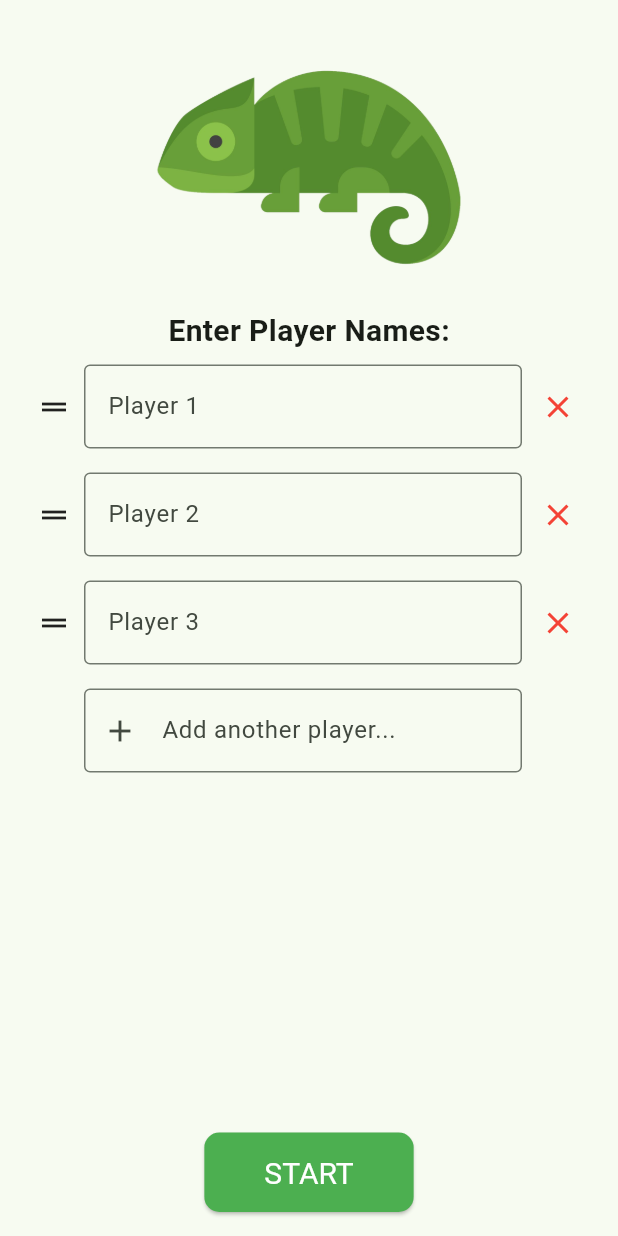
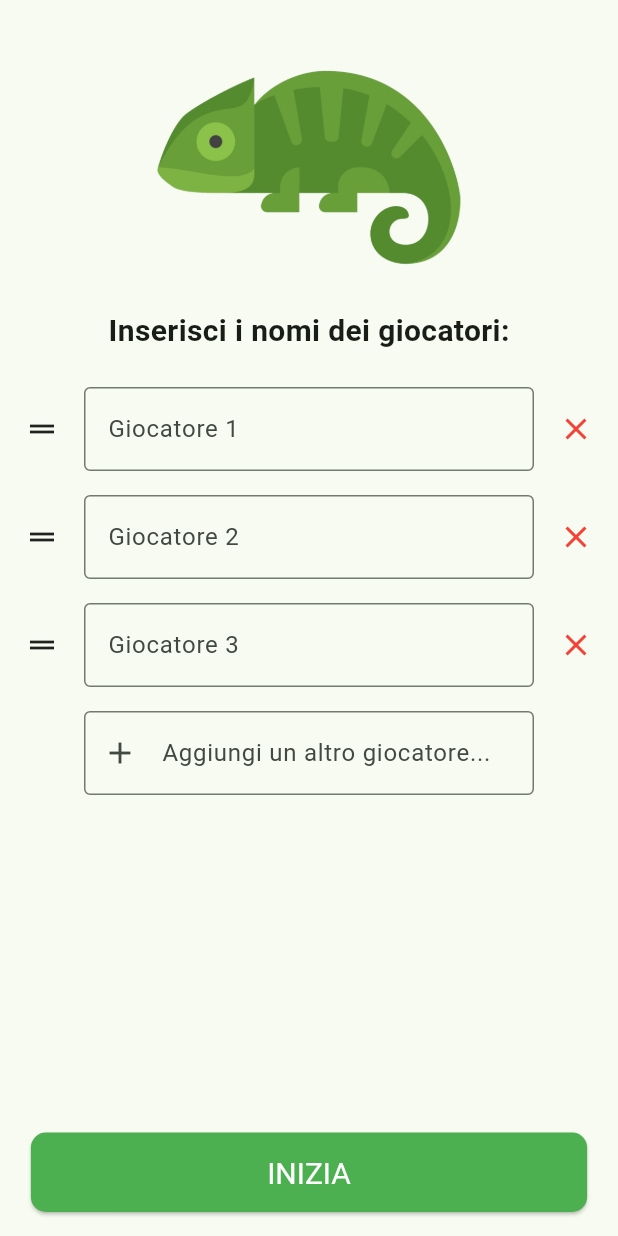
Before and after one commit to xFrah/Camaleonte, a Flutter app: the screen it shows after launch, on a phone screen of 412 x 824 dp. Run offline on Flutter 3.47's test engine with Material 3 defaults, Android fonts, the phone set to English and light mode, and no system bars.

Commit message:
Fixed bug

```diff
--- a/lib/main.dart
+++ b/lib/main.dart
@@ -101,12 +101,15 @@ class _GameSetupScreenState extends State<GameSetupScreen> {
     if (playerNames.length < 3) {
       ScaffoldMessenger.of(context).showSnackBar(
         const SnackBar(
-          content: Text('Need at least 3 players!'),
+          content: Text('Servono almeno 3 giocatori!'),
           backgroundColor: Colors.red,
         ),
       );
       return;
     }
+
+    // Unfocus any active text field to prevent keyboard from popping up when returning
+    FocusScope.of(context).unfocus();
 
     Navigator.of(context).push(
       MaterialPageRoute(
@@ -137,9 +140,9 @@ class _GameSetupScreenState extends State<GameSetupScreen> {
                       ),
                     ),
                     const Padding(
-                      padding: EdgeInsets.all(0.0),
+                      padding: EdgeInsets.only(bottom: 15.0),
                       child: Text(
-                        'Enter Player Names:',
+                          'Inserisci i nomi dei giocatori:',
                         style: TextStyle(fontSize: 20, fontWeight: FontWeight.bold),
                       ),
                     ),
@@ -159,18 +162,18 @@ class _GameSetupScreenState extends State<GameSetupScreen> {
                   });
                 },
                 footer: Padding(
-                  padding: const EdgeInsets.symmetric(horizontal: 16.0, vertical: 8.0),
+                  padding: const EdgeInsets.symmetric(vertical: 8.0),
                   child: Row(
                     children: [
                       // Invisible spacer to match the drag handle width + padding
-                      const SizedBox(width: 40),
+                      const SizedBox(width: 56),
                       Expanded(
                         child: TextField(
                           controller: _footerController,
                           focusNode: _footerFocusNode,
                           scrollPadding: EdgeInsets.only(bottom: MediaQuery.of(context).viewInsets.bottom + 40),
                           decoration: const InputDecoration(
-                            hintText: 'Add another player...',
+                            hintText: 'Aggiungi un altro giocatore...',
                             border: OutlineInputBorder(),
                             prefixIcon: Icon(Icons.add),
                           ),
@@ -183,21 +186,22 @@ class _GameSetupScreenState extends State<GameSetupScreen> {
                         ),
                       ),
                       // Invisible spacer to match the close button width + padding
-                      const SizedBox(width: 48),
+                      const SizedBox(width: 56),
                     ],
                   ),
                 ),
                 itemBuilder: (context, index) {
                   return Padding(
                     key: ObjectKey(_playerControllers[index]),
-                    padding: const EdgeInsets.symmetric(horizontal: 16.0, vertical: 8.0),
+                    padding: const EdgeInsets.symmetric(vertical: 8.0),
                     child: Row(
                       children: [
                         ReorderableDragStartListener(
                           index: index,
-                          child: const SizedBox(
-                            width: 40, // Fixed width for drag handle area
-                            child: Icon(Icons.drag_handle),
+                          child: Container(
+                            width: 56, // Fixed width for drag handle area
+                            alignment: Alignment.center,
+                            child: const Icon(Icons.drag_handle),
                           ),
                         ),
                         Expanded(
@@ -205,13 +209,14 @@ class _GameSetupScreenState extends State<GameSetupScreen> {
                             controller: _playerControllers[index],
                             scrollPadding: EdgeInsets.only(bottom: MediaQuery.of(context).viewInsets.bottom + 40),
                             decoration: InputDecoration(
-                              hintText: 'Player ${index + 1}',
+                              hintText: 'Giocatore ${index + 1}',
                               border: const OutlineInputBorder(),
                             ),
                           ),
                         ),
-                        SizedBox(
-                          width: 48, // Fixed width for close button area
+                        Container(
+                          width: 56, // Fixed width for close button area
+                          alignment: Alignment.center,
                           child: IconButton(
                             icon: const Icon(Icons.close, color: Colors.red),
                             onPressed: () => _removePlayer(index),
@@ -226,6 +231,8 @@ class _GameSetupScreenState extends State<GameSetupScreen> {
             Container(
               padding: const EdgeInsets.all(16.0),
               color: Colors.transparent,
+              child: SizedBox(
+                width: MediaQuery.of(context).size.width * 0.9,
                 child: ElevatedButton(
                   onPressed: _startGame,
                   style: ElevatedButton.styleFrom(
@@ -237,7 +244,8 @@ class _GameSetupScreenState extends State<GameSetupScreen> {
                     padding: const EdgeInsets.symmetric(horizontal: 40, vertical: 15),
                     textStyle: const TextStyle(fontSize: 20, inherit: false),
                   ),
-                child: const Text('START'),
+                  child: const Text('INIZIA'),
+                ),
               ),
             ),
           ],
@@ -325,14 +333,18 @@ class _GameScreenState extends State<GameScreen> {
             child: Column(
               mainAxisAlignment: MainAxisAlignment.center,
               children: [
-              const Text(
-                'All players have seen their coordinates.',
+              Padding(
+                padding: EdgeInsets.symmetric(horizontal: MediaQuery.of(context).size.width * 0.1),
+                child: const Text(
+                  'Tutti i giocatori hanno visto le loro coordinate.',
                   style: TextStyle(fontSize: 18),
                   textAlign: TextAlign.center,
+                  softWrap: true,
+                ),
               ),
               const SizedBox(height: 20),
               const Text(
-                'Start the round!',
+                'Inizia il round!',
                 style: TextStyle(fontSize: 32, fontWeight: FontWeight.bold),
               ),
               const SizedBox(height: 40),
@@ -349,7 +361,7 @@ class _GameScreenState extends State<GameScreen> {
                   padding: const EdgeInsets.symmetric(horizontal: 40, vertical: 15),
                   textStyle: const TextStyle(fontSize: 20, inherit: false),
                 ),
-                child: const Text('Back to Menu'),
+                child: const Text('Torna al Menu'),
               ),
             ],
           ),
@@ -381,7 +393,7 @@ class _GameScreenState extends State<GameScreen> {
               ),
               const SizedBox(height: 10),
               const Text(
-                'Pass the device to this player.',
+                'Passa il dispositivo a questo giocatore.',
                 style: TextStyle(color: Colors.grey, fontSize: 18),
               ),
               const SizedBox(height: 50),
@@ -419,7 +431,7 @@ class _GameScreenState extends State<GameScreen> {
                             ),
                           )
                         : const Text(
-                            'HOLD TO\nREVEAL',
+                            'TIENI PREMUTO\nPER RIVELARE',
                             textAlign: TextAlign.center,
                             style: TextStyle(
                               fontSize: 24,
@@ -450,7 +462,7 @@ class _GameScreenState extends State<GameScreen> {
                           padding: const EdgeInsets.symmetric(horizontal: 20, vertical: 20),
                         ),
                         child: const Text(
-                          'Previous',
+                          'Indietro',
                           style: TextStyle(fontSize: 20, fontWeight: FontWeight.bold),
                         ),
                       ),
@@ -467,8 +479,8 @@ class _GameScreenState extends State<GameScreen> {
                     ),
                     child: Text(
                       _currentPlayerIndex < widget.playerNames.length - 1
-                          ? 'Next Player'
-                          : 'Finish Setup',
+                          ? 'Prossimo'
+                          : 'Fine',
                       style: const TextStyle(fontSize: 20, fontWeight: FontWeight.bold),
                     ),
                   ),
```
Lines whose indentation alone changed are shown as unchanged.
